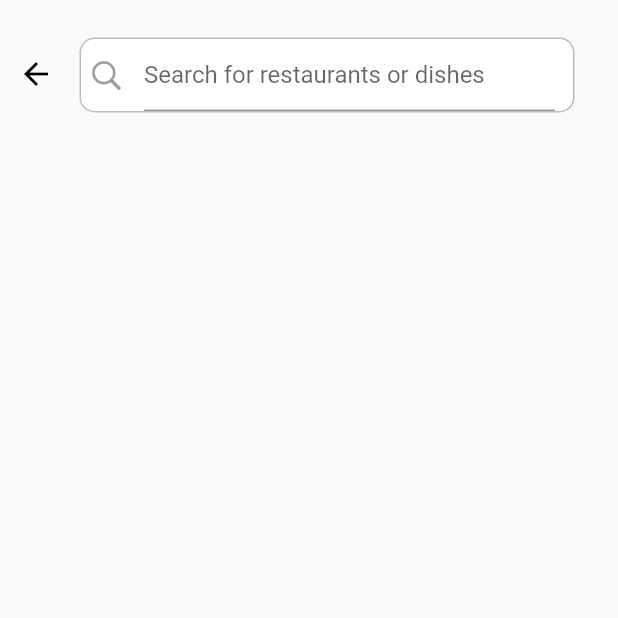
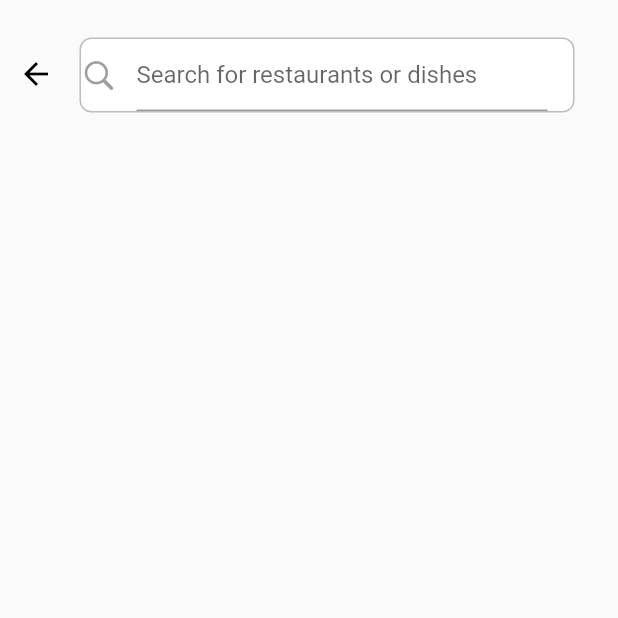
Before and after one commit to nezeek/flutter_talabat_app, a Flutter app: the search_file screen opened directly, on a phone screen of 412 x 824 dp, the top half of it. Run offline on Flutter 3.47's test engine with Material 2 defaults, Android fonts, the light colour scheme and no system bars; our stand-ins replace flutter_rating_bar.

Commit message:
search screen

```diff
--- a/lib/nezik/search.dart
+++ b/lib/nezik/search.dart
@@ -13,7 +13,8 @@ class search_file extends StatelessWidget {
         child:Row(
           crossAxisAlignment: CrossAxisAlignment.start,
           children: [
-          Column(children: [
+          Column(
+            children: [
             Padding(padding: EdgeInsets.symmetric(
         vertical: 25,),
         child:Container(
@@ -27,25 +28,26 @@ class search_file extends StatelessWidget {
             Padding(padding: EdgeInsets.symmetric(
             vertical: 25,
             horizontal: 5),
-
           child:Container(
           height: 50,
           width: 330,
           decoration: BoxDecoration(
           color: Colors.white,
-          borderRadius: BorderRadius.circular(10),
+          borderRadius: BorderRadius.circular(8),
           border: Border.all(color: Colors.black26),
         ),
-        child: Padding(padding: EdgeInsets.symmetric(
-          horizontal: 5,
-        ),
         child: Row(
+          children: [
+          Column(
+            mainAxisAlignment: MainAxisAlignment.spaceAround,
             children: [
               Icon(CupertinoIcons.search,
               color: Colors.grey,
               ),
+            ],
+          ),
+          Column(children: [
              Container(
-            height: 50,
             width: 300,
             child: Padding(padding: EdgeInsets.symmetric(
               horizontal: 13,
@@ -54,14 +56,13 @@ class search_file extends StatelessWidget {
                   decoration: InputDecoration(
                   hintText: "Search for restaurants or dishes",
                 ),
+              ),),
              ),
-            ),
-          ),
-        ],),),
-      ),
-      ),
+          ]),
+          ]),
+        ),),
          ],),
-     ],), ),
+     ]), ),
 
 
     );
```
Lines whose indentation alone changed are shown as unchanged.
